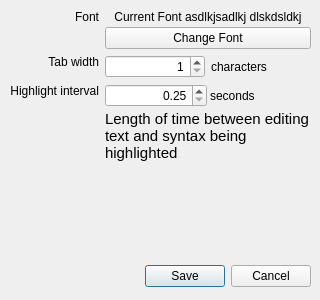
Qt form src/preferencesdialog.ui (ali-rantakari/QarkDown) before a commit.
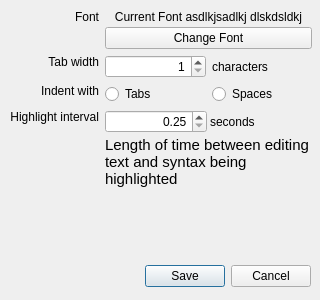
The same form after that commit.

Commit message: Preference: indent with spaces/tabs.

Patch:
```diff
--- a/src/preferencesdialog.ui
+++ b/src/preferencesdialog.ui
@@ -61,7 +61,7 @@
     <rect>
      <x>10</x>
      <y>10</y>
-     <width>301</width>
+     <width>302</width>
      <height>241</height>
     </rect>
    </property>
@@ -128,7 +128,7 @@
       </property>
      </widget>
     </item>
-    <item row="3" column="0">
+    <item row="4" column="0">
      <spacer name="verticalSpacer">
       <property name="orientation">
        <enum>Qt::Vertical</enum>
@@ -141,7 +141,7 @@
       </property>
      </spacer>
     </item>
-    <item row="2" column="0">
+    <item row="3" column="0">
      <widget class="QLabel" name="label_3">
       <property name="text">
        <string>Highlight interval</string>
@@ -175,7 +175,7 @@
       </item>
      </layout>
     </item>
-    <item row="2" column="1">
+    <item row="3" column="1">
      <layout class="QVBoxLayout" name="verticalLayout_2">
       <property name="spacing">
        <number>3</number>
@@ -224,6 +224,34 @@
       </item>
      </layout>
     </item>
+    <item row="2" column="0">
+     <widget class="QLabel" name="label_7">
+      <property name="text">
+       <string>Indent with</string>
+      </property>
+      <property name="alignment">
+       <set>Qt::AlignRight|Qt::AlignTop|Qt::AlignTrailing</set>
+      </property>
+     </widget>
+    </item>
+    <item row="2" column="1">
+     <layout class="QHBoxLayout" name="horizontalLayout_3">
+      <item>
+       <widget class="QRadioButton" name="indentRadioTabs">
+        <property name="text">
+         <string>Tabs</string>
+        </property>
+       </widget>
+      </item>
+      <item>
+       <widget class="QRadioButton" name="indentRadioSpaces">
+        <property name="text">
+         <string>Spaces</string>
+        </property>
+       </widget>
+      </item>
+     </layout>
+    </item>
    </layout>
   </widget>
  </widget>
```
The commit also changes 4 other files.
